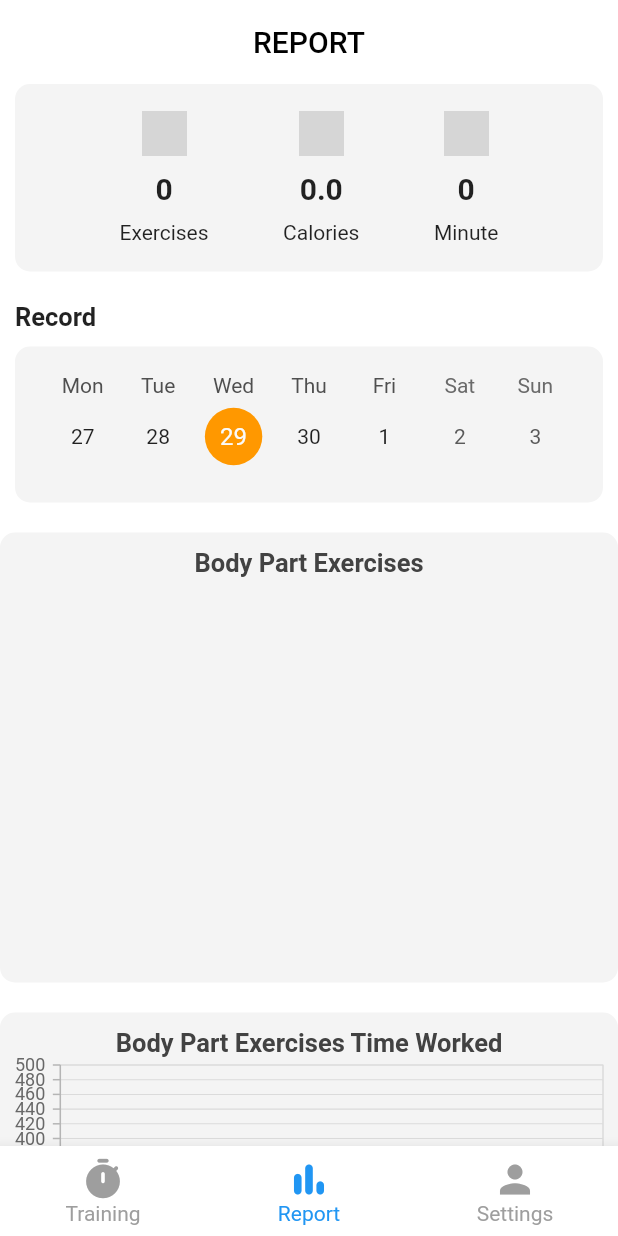
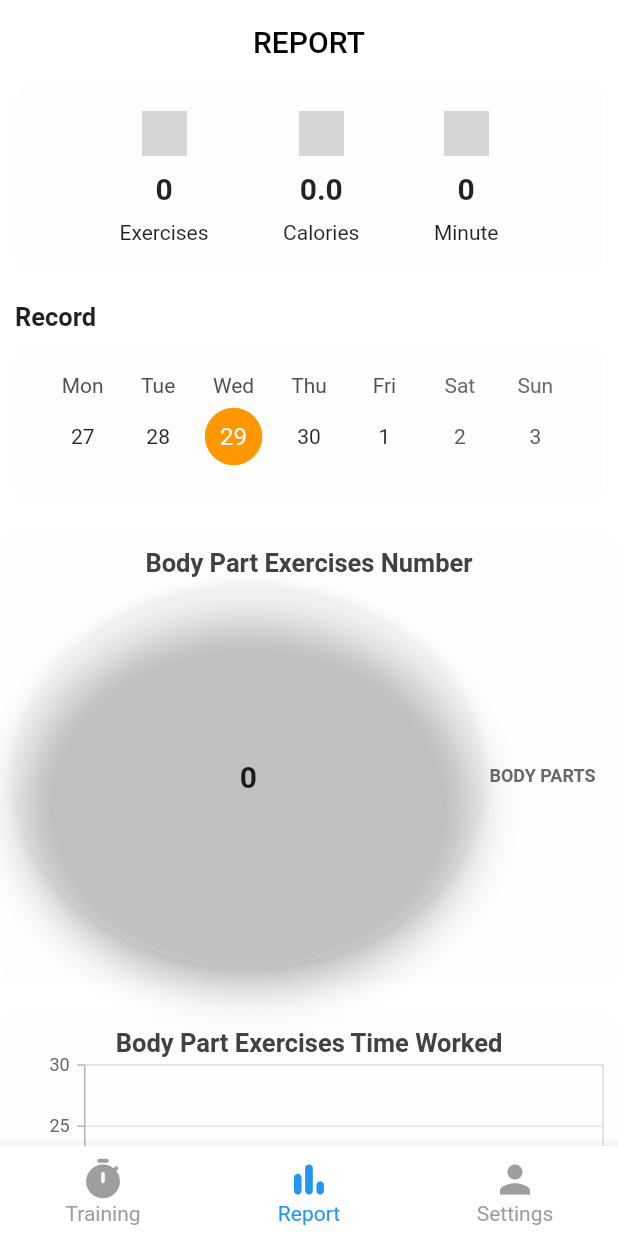
Before and after one commit to DArkIInG12/fitness, a Flutter app: the DashboardScreen screen opened by its route, item 2 of the bottom bar chosen, on a phone screen of 412 x 824 dp. Run offline on Flutter 3.47's test engine with Material 2 defaults, Android fonts, the phone set to English and light mode, and no system bars; drawn by our look-alikes of table_calendar; our stand-ins replace cached_network_image, cloud_firestore, concentric_transition, firebase_auth, firebase_core, firebase_messaging and 6 more; missing offline and left inert: day_night_switcher, flutter_facebook_auth; accounts and stored records are empty; network calls fail; grey boxes are pictures that could not be loaded.

Commit message:
detalles graficas

```diff
--- a/lib/provider.dart
+++ b/lib/provider.dart
@@ -5,11 +5,17 @@ class ProviderModel with ChangeNotifier {
   int _indexOld = 0, _indexNew = 0;
   DateTime _selected = DateTime.now();
   DateTime _focused = DateTime.now();
+  bool _darkmode = false;
 
   Map<DateTime, List<dynamic>> _datesmap = {};
   Map<DateTime, List<dynamic>> get datesmap => _datesmap;
   set datesmap(Map<DateTime, List<dynamic>> value) {
     _datesmap = value;
+  }
+
+  bool get darkmode => _darkmode;
+  set darkmode(bool value) {
+    _darkmode = value;
   }
 
   DateTime get selected => _selected;
--- a/lib/screens/calendar.dart
+++ b/lib/screens/calendar.dart
@@ -1,5 +1,6 @@
 import 'package:cached_network_image/cached_network_image.dart';
 import 'package:fitness/firebase/exercises.dart';
+import 'package:fitness/global_values.dart';
 import 'package:fitness/provider.dart';
 import 'package:flutter/material.dart';
 import 'package:flutter/services.dart';
@@ -98,7 +99,7 @@ class _CalendarScreenState extends State<CalendarScreen> {
       DeviceOrientation.portraitDown,
     ]);
     return Scaffold(
-        backgroundColor: Colors.white,
+        backgroundColor: GlobalValues.darkTheme.value ? Colors.black : Colors.white,
         body: NestedScrollView(
             headerSliverBuilder:
                 (BuildContext context, bool innerBoxIsScrolled) {
--- a/lib/screens/countdown_timer_screen.dart
+++ b/lib/screens/countdown_timer_screen.dart
@@ -135,7 +135,7 @@ class _CountdownTimerState extends State<CountdownTimer> {
                         icono: const Icon(Icons.done),
                         onClick: () {
                           model.updateIndexImage();
-                          if (model.currentImageIndex == model.items - 1) {
+                          if (model.currentImageIndex == model.items-1) {
 
                             model.isPaused = true;
                             var cal =
--- a/lib/widgets/card_excercice.dart
+++ b/lib/widgets/card_excercice.dart
@@ -38,7 +38,7 @@ class CardExcercice extends StatelessWidget {
       child: Row(
         crossAxisAlignment: CrossAxisAlignment.center,
         children: [
-          const Icon(Icons.list_rounded),
+          const Icon(Icons.list_rounded,color: Colors.deepPurple),
           const SizedBox(
             width: 15,
           ),
@@ -55,13 +55,15 @@ class CardExcercice extends StatelessWidget {
               children: [
                 Text(model.name!.toUpperCase(),
                     style: const TextStyle(
+                        color: Colors.black,
                         fontWeight: FontWeight.bold,
                         fontSize: 16,
                         overflow: TextOverflow.fade)),
                 const SizedBox(
                   height: 10,
                 ),
-                Text('x ${model.reps!.toString()} '),
+                Text('x ${model.reps!.toString()}',
+                style: const TextStyle(color: Colors.black),),
               ],
             ),
           )
--- a/lib/widgets/general_settings_widget.dart
+++ b/lib/widgets/general_settings_widget.dart
@@ -58,6 +58,8 @@ Widget generalSettings(BuildContext context) {
                       prefs.setBool('darkTheme', isDarkModeEnabled);
                       GlobalValues.darkTheme.value =
                           !GlobalValues.darkTheme.value;
+                      provider.darkmode = !provider.darkmode;
+                      provider.notifyListeners();
                     },
                   ),
                 ),
--- a/lib/widgets/report_widget.dart
+++ b/lib/widgets/report_widget.dart
@@ -1,8 +1,10 @@
 import 'package:fitness/firebase/exercises.dart';
+import 'package:fitness/global_values.dart';
 import 'package:fitness/provider.dart';
 import 'package:flutter/material.dart';
 import 'package:syncfusion_flutter_charts/charts.dart';
 import 'package:table_calendar/table_calendar.dart';
+import 'dart:math' as math;
 
 Widget reportWidget(ProviderModel prov) {
   Map<DateTime, List<dynamic>> datesmap = {};
@@ -22,23 +24,29 @@ Widget reportWidget(ProviderModel prov) {
           double cal_total = 0;
           double time = 0;
           int cant = datos.length;
-          Map<String, int> contBodyPart = {};
+          Map<String, double> contBodyPart = {};
           Map<String, double> plusTime = {};
           Map<DateTime, List> formateddates = {};
           List<String> dates = [];
+          Map<String, Color> colors = {};
           for (int i = 0; i < datos.length; i++) {
             cal_total += double.parse(datos[i]['calories']);
             time += datos[i]['time'];
             dates.add(datos[i]['date']);
             String bodyPart = datos[i]['bodyPart'];
             if (contBodyPart.containsKey(bodyPart)) {
-              contBodyPart[bodyPart] = contBodyPart[bodyPart]! + 1;
+              contBodyPart[bodyPart] =
+                  contBodyPart[bodyPart]! + 1;
             } else {
               contBodyPart[bodyPart] = 1;
+              colors[bodyPart] =
+                  (Color((math.Random().nextDouble() * 0xFFFFFF).toInt())
+                      .withOpacity(1.0));
             }
 
             if (plusTime.containsKey(bodyPart)) {
-              plusTime[bodyPart] = plusTime[bodyPart]! + double.parse(datos[i]['time'].toString());
+              plusTime[bodyPart] = plusTime[bodyPart]! +
+                  double.parse(datos[i]['time'].toString());
             } else {
               plusTime[bodyPart] = double.parse(datos[i]['time'].toString());
             }
@@ -57,13 +65,18 @@ Widget reportWidget(ProviderModel prov) {
             );
           }
           datesmap = formateddates;
+          Color? color;
+          if (GlobalValues.darkTheme == ValueNotifier<bool>(false)) {
+            color = const Color.fromRGBO(243, 243, 243, 0.937);
+          } else {
+            color = const Color.fromRGBO(243, 243, 243, 0.137);
+          }
 
           return Column(
             children: [
               Container(
                 decoration: BoxDecoration(
-                    borderRadius: BorderRadius.circular(10),
-                    color: const Color.fromRGBO(243, 243, 243, 0.937)),
+                    borderRadius: BorderRadius.circular(10), color: color),
                 margin: const EdgeInsets.fromLTRB(10, 0, 10, 0),
                 padding: const EdgeInsets.fromLTRB(20, 18, 20, 18),
                 width: double.infinity,
@@ -135,8 +148,7 @@ Widget reportWidget(ProviderModel prov) {
                 },
                 child: Container(
                   decoration: BoxDecoration(
-                      borderRadius: BorderRadius.circular(10),
-                      color: const Color.fromRGBO(243, 243, 243, 0.937)),
+                      borderRadius: BorderRadius.circular(10), color: color),
                   margin: const EdgeInsets.fromLTRB(10, 0, 10, 0),
                   padding: const EdgeInsets.fromLTRB(20, 18, 20, 18),
                   width: double.infinity,
@@ -161,61 +173,86 @@ Widget reportWidget(ProviderModel prov) {
               const SizedBox(height: 20),
               Container(
                 decoration: BoxDecoration(
-                    borderRadius: BorderRadius.circular(10),
-                    color: const Color.fromRGBO(243, 243, 243, 0.937)),
+                    borderRadius: BorderRadius.circular(10), color: color),
                 width: double.infinity,
                 child: SfCircularChart(
+                  annotations: [
+                    CircularChartAnnotation(
+                        height: '100%',
+                        width: '100%',
+                        widget: PhysicalModel(
+                          color: color,
+                          shape: BoxShape.circle,
+                          elevation: 10,
+                          child: Container(),
+                        )),
+                    CircularChartAnnotation(
+                        widget: Center(
+                          child: Text(datos.length.toString(),
+                            style: const TextStyle(fontWeight: FontWeight.bold,
+                              fontSize: 20),),
+                        ))
+                  ],
                   title: ChartTitle(
-                      text: 'Body Part Exercises',
+                      text: 'Body Part Exercises Number',
                       textStyle: const TextStyle(
                           fontSize: 17, fontWeight: FontWeight.bold)),
                   legend: const Legend(
                       isVisible: true,
+                      title: LegendTitle(
+                          text: 'BODY PARTS',
+                          textStyle: TextStyle(fontWeight: FontWeight.bold)),
                       overflowMode: LegendItemOverflowMode.wrap),
                   tooltipBehavior: tooltipBehavior,
                   series: <CircularSeries>[
                     DoughnutSeries<GDCData, String>(
-                        dataSource: getCircularData(contBodyPart),
+                        dataSource: getCircularData(contBodyPart, colors),
                         xValueMapper: (GDCData data, _) =>
                             data.field.toUpperCase(),
                         yValueMapper: (GDCData data, _) => data.value,
+                        pointColorMapper: (GDCData data, _) => data.color,
+                        dataLabelMapper: (GDCData data, _) =>
+                            data.value.toStringAsFixed(0),
                         dataLabelSettings: const DataLabelSettings(
-                          isVisible: true,
-                        ))
+                            isVisible: true, useSeriesColor: true))
                   ],
                 ),
               ),
-              const SizedBox(height: 20,),
+              const SizedBox(
+                height: 20,
+              ),
               Container(
                 decoration: BoxDecoration(
-                    borderRadius: BorderRadius.circular(10),
-                    color: const Color.fromRGBO(243, 243, 243, 0.937)),
+                    borderRadius: BorderRadius.circular(10), color: color),
                 width: double.infinity,
                 child: SfCartesianChart(
-                  primaryXAxis: CategoryAxis(),
-                  primaryYAxis: NumericAxis(minimum: 0, maximum: 500, interval: 20),
+                  primaryXAxis: CategoryAxis(arrangeByIndex: true,
+                    labelsExtent: 20),
+                  primaryYAxis:
+                      NumericAxis(minimum: 0, maximum: 30, interval: 5, title:AxisTitle(text: 'Minutes')),
                   title: ChartTitle(
                       text: 'Body Part Exercises Time Worked',
                       textStyle: const TextStyle(
                           fontSize: 17, fontWeight: FontWeight.bold)),
                   legend: const Legend(
                       isVisible: false,
-                      overflowMode: LegendItemOverflowMode.wrap),
+                      overflowMode: LegendItemOverflowMode.none),
                   tooltipBehavior: tooltipBehavior,
                   series: <ChartSeries>[
                     ColumnSeries<GDBData, String>(
-                        color: const Color.fromRGBO(199, 0, 57, 1),
-                        dataSource: getBarData(plusTime),
+                        dataSource: getBarData(plusTime, colors),
                         xValueMapper: (GDBData data, _) =>
                             data.field.toUpperCase(),
-                        yValueMapper: (GDBData data, _) => data.value,
+                        yValueMapper: (GDBData data, _) => data.value / 60,
+                        pointColorMapper: (GDBData data, _) => data.color,
+                        dataLabelMapper: (GDBData data, _) =>
+                            '${timeparse(data.value.toInt())}',
                         dataLabelSettings: const DataLabelSettings(
-                          isVisible: true,
-                        ))
+                            isVisible: true, useSeriesColor: true,offset: Offset.zero,borderWidth: 1
+                            ))
                   ],
                 ),
               ),
-
             ],
           );
         } else {
@@ -226,34 +263,58 @@ Widget reportWidget(ProviderModel prov) {
       });
 }
 
-List<GDCData> getCircularData(Map<String, int> map) {
+List<GDCData> getCircularData(
+    Map<String, double> map, Map<String, Color> mapColors) {
   List<GDCData> data = [];
   Iterable<String> keys = map.keys;
   for (final key in keys) {
-    data.add(GDCData(key, map[key]!));
+    data.add(GDCData(key, map[key]!, mapColors[key]!));
   }
 
   return data;
 }
 
-List<GDBData> getBarData(Map<String, double> map) {
+String timeparse(int seconds) {
+  if (seconds <= 9) {
+    return '00:0$seconds';
+  } else if (seconds > 9 && seconds <= 60) {
+    return '00:$seconds';
+  } else {
+    int residuo = seconds % 60;
+    int minutes = (seconds / 60).truncate();
+    if (residuo > 9 && minutes > 9) {
+      return '$minutes:$residuo';
+    } else if (residuo <= 9 && minutes > 9) {
+      return '$minutes:0$residuo';
+    } else if (residuo > 9 && minutes < 9) {
+      return '0$minutes:$residuo';
+    } else {
+      return '0$minutes:0$residuo';
+    }
+  }
+}
+
+List<GDBData> getBarData(
+    Map<String, double> map, Map<String, Color> mapColors) {
   List<GDBData> data = [];
   Iterable<String> keys = map.keys;
   for (final key in keys) {
-    data.add(GDBData(key, map[key]!));
+    data.add(GDBData(key, map[key]!, mapColors[key]!));
   }
 
   return data;
 }
 
 class GDCData {
-  GDCData(this.field, this.value);
+  GDCData(this.field, this.value, this.color);
   final String field;
-  final int value;
+  final double value;
+  final Color color;
 }
 
 class GDBData {
-  GDBData(this.field, this.value);
+  GDBData(this.field, this.value, this.color);
   final String field;
   final double value;
+  final Color color;
 }
--- a/lib/widgets/training_widget.dart
+++ b/lib/widgets/training_widget.dart
@@ -105,6 +105,13 @@ Widget trainingWidget(context) {
               }
               datesmap = formateddates;
 
+              Color? color;
+              if (GlobalValues.darkTheme == ValueNotifier<bool>(false)) {
+                color = const Color.fromRGBO(243, 243, 243, 0.937);
+              } else {
+                 color =const Color.fromRGBO(243, 243, 243, 0.237);
+              }
+
               return FutureBuilder(
                   future: apiE!.getBodyPartList(),
                   builder: (cintext, AsyncSnapshot snapshot) {
@@ -181,8 +188,7 @@ Widget trainingWidget(context) {
                             child: Container(
                               decoration: BoxDecoration(
                                   borderRadius: BorderRadius.circular(10),
-                                  color: const Color.fromRGBO(
-                                      243, 243, 243, 0.937)),
+                                  color: color),
                               margin: const EdgeInsets.fromLTRB(10, 0, 10, 0),
                               padding:
                                   const EdgeInsets.fromLTRB(20, 18, 20, 18),
@@ -191,8 +197,7 @@ Widget trainingWidget(context) {
                               child: Container(
                                 decoration: BoxDecoration(
                                     borderRadius: BorderRadius.circular(10),
-                                    color: const Color.fromRGBO(
-                                        243, 243, 243, 0.937)),
+                                    color: color),
                                 margin: const EdgeInsets.fromLTRB(10, 0, 10, 0),
                                 padding:
                                     const EdgeInsets.fromLTRB(20, 18, 20, 18),
```
Also changed, not shown: lib/firebase/exercises.dart (+17 -0 lines), lib/screens/final_excercice_screen.dart (+34 -4 lines).
